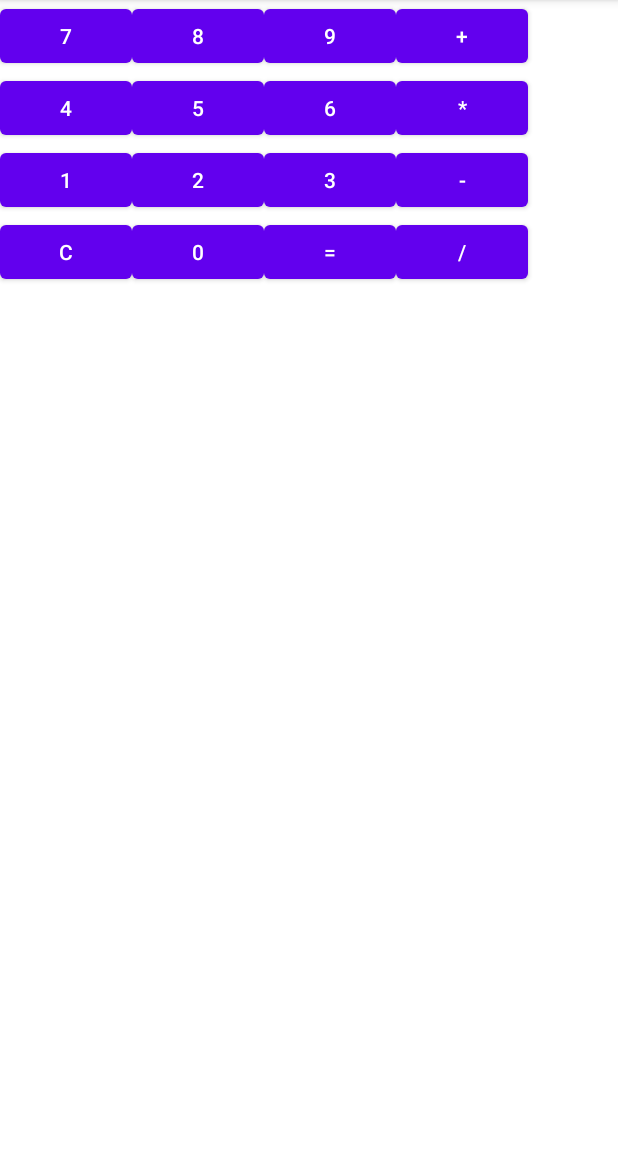
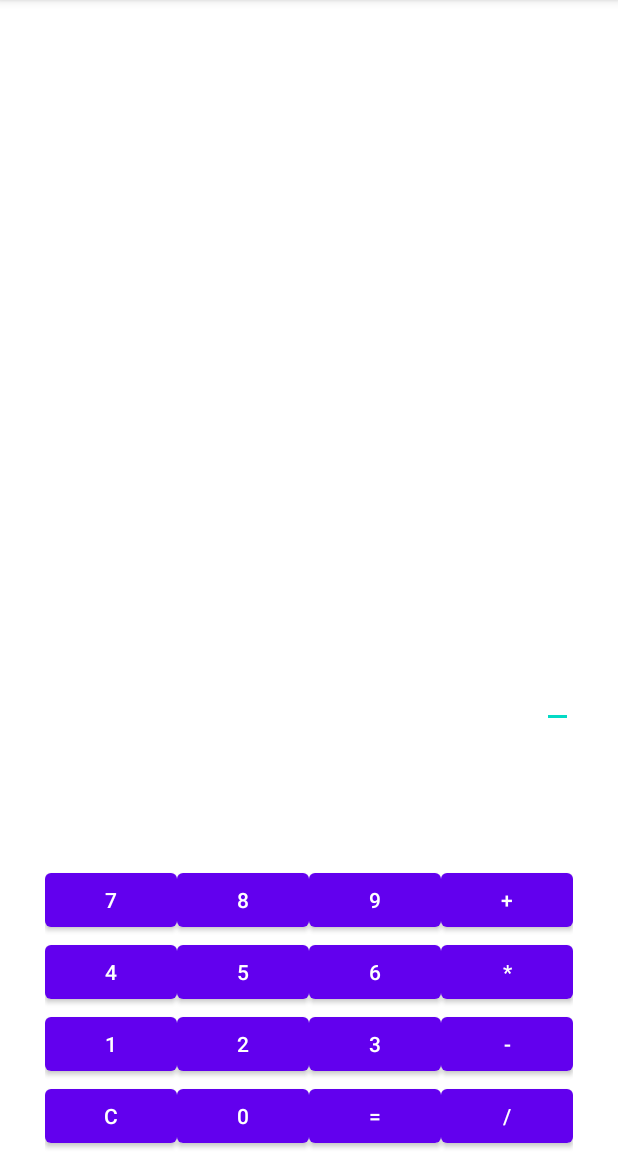
Before and after one commit to minahil34/calculator, an Android app: the screen it shows after launch (MainActivity), on a phone screen of 412 x 824 dp, the part 84-1236 px from its top. Run offline under Robolectric (Android 15) with nearby library versions, the phone set to English and light mode, and no system bars.

Commit message:
2nd commit

```diff
--- a/app/src/main/res/layout/activity_main.xml
+++ b/app/src/main/res/layout/activity_main.xml
@@ -6,138 +6,178 @@
     android:layout_height="match_parent"
     tools:context=".MainActivity">
 
+
+
     <TableLayout
-        android:layout_width="409dp"
-        android:layout_height="354dp"
-        tools:layout_editor_absoluteX="1dp"
-        tools:layout_editor_absoluteY="16dp">
+        android:id="@+id/tableLayout"
+        android:layout_width="wrap_content"
+        android:layout_height="wrap_content"
+        app:layout_constraintBottom_toBottomOf="parent"
+        app:layout_constraintEnd_toEndOf="parent"
+        app:layout_constraintStart_toStartOf="parent">
+
 
         <TableRow
             android:layout_width="match_parent"
-            android:layout_height="match_parent" >
-
-        </TableRow>
-
-        <TableRow
-            android:layout_width="match_parent"
-            android:layout_height="match_parent" >
+            android:layout_height="match_parent">
 
             <Button
                 android:id="@+id/sevenbtn"
                 android:layout_width="wrap_content"
                 android:layout_height="wrap_content"
+                android:layout_weight="1"
                 android:text="@string/seven" />
 
             <Button
                 android:id="@+id/eightbtn"
                 android:layout_width="wrap_content"
                 android:layout_height="wrap_content"
+                android:layout_weight="1"
                 android:text="@string/eight" />
 
             <Button
                 android:id="@+id/ninebtn"
                 android:layout_width="wrap_content"
                 android:layout_height="wrap_content"
+                android:layout_weight="1"
                 android:text="@string/nine" />
 
             <Button
                 android:id="@+id/addbtn"
                 android:layout_width="wrap_content"
                 android:layout_height="wrap_content"
+                android:layout_weight="1"
                 android:text="@string/add" />
 
         </TableRow>
 
         <TableRow
             android:layout_width="match_parent"
-            android:layout_height="match_parent" >
+            android:layout_height="match_parent">
 
             <Button
                 android:id="@+id/fourbtn"
                 android:layout_width="wrap_content"
                 android:layout_height="wrap_content"
+                android:layout_weight="1"
                 android:text="@string/four" />
 
             <Button
                 android:id="@+id/fivebtn"
                 android:layout_width="wrap_content"
                 android:layout_height="wrap_content"
+                android:layout_weight="1"
                 android:text="@string/five" />
 
             <Button
                 android:id="@+id/sixbtn"
                 android:layout_width="wrap_content"
                 android:layout_height="wrap_content"
+                android:layout_weight="1"
                 android:text="@string/six" />
 
             <Button
                 android:id="@+id/multiplybtn"
                 android:layout_width="wrap_content"
                 android:layout_height="wrap_content"
+                android:layout_weight="1"
                 android:text="@string/multiply" />
 
         </TableRow>
 
         <TableRow
             android:layout_width="match_parent"
-            android:layout_height="match_parent" >
+            android:layout_height="match_parent">
 
             <Button
                 android:id="@+id/onebtn"
                 android:layout_width="wrap_content"
                 android:layout_height="wrap_content"
+                android:layout_weight="1"
                 android:text="@string/one" />
 
             <Button
-                android:id="@+id/twobtn"
                 android:layout_width="wrap_content"
                 android:layout_height="wrap_content"
+                android:layout_weight="1"
                 android:text="@string/two" />
 
             <Button
                 android:id="@+id/threebtn"
                 android:layout_width="wrap_content"
                 android:layout_height="wrap_content"
+                android:layout_weight="1"
                 android:text="@string/three" />
 
             <Button
                 android:id="@+id/subbtn"
                 android:layout_width="wrap_content"
                 android:layout_height="wrap_content"
+                android:layout_weight="1"
                 android:text="@string/sub" />
 
         </TableRow>
 
         <TableRow
             android:layout_width="match_parent"
-            android:layout_height="match_parent" >
+            android:layout_height="wrap_content">
 
             <Button
                 android:id="@+id/clearbtn"
                 android:layout_width="wrap_content"
                 android:layout_height="wrap_content"
+                android:layout_weight="1"
                 android:text="@string/clear" />
 
             <Button
                 android:id="@+id/zerobtn"
                 android:layout_width="wrap_content"
                 android:layout_height="wrap_content"
+                android:layout_weight="1"
                 android:text="@string/zero" />
 
             <Button
                 android:id="@+id/equalsbtn"
                 android:layout_width="wrap_content"
                 android:layout_height="wrap_content"
+                android:layout_weight="1"
                 android:text="@string/equals" />
 
             <Button
                 android:id="@+id/divbtn"
                 android:layout_width="wrap_content"
                 android:layout_height="wrap_content"
+                android:layout_weight="1"
                 android:text="@string/div" />
 
         </TableRow>
 
     </TableLayout>
 
+    <EditText
+        android:id="@+id/input"
+        android:layout_width="wrap_content"
+        android:layout_height="wrap_content"
+        android:layout_marginEnd="30dp"
+        android:layout_marginBottom="30dp"
+        android:autofillHints="false"
+        android:inputType="none"
+        android:textAlignment="textEnd"
+        android:textSize="36sp"
+        app:layout_constraintBottom_toBottomOf="@+id/tableLayout"
+        app:layout_constraintEnd_toEndOf="parent"
+        app:layout_constraintHorizontal_bias="1.0"
+        app:layout_constraintStart_toStartOf="parent"
+        app:layout_constraintTop_toTopOf="parent"
+        app:layout_constraintVertical_bias="0.622"
+        tools:ignore="LabelFor" />
+
+    <TableRow
+        android:layout_width="match_parent"
+        android:layout_height="match_parent"
+        tools:layout_editor_absoluteX="99dp"
+        tools:layout_editor_absoluteY="430dp">
+
+    </TableRow>
+
 </androidx.constraintlayout.widget.ConstraintLayout>
```
